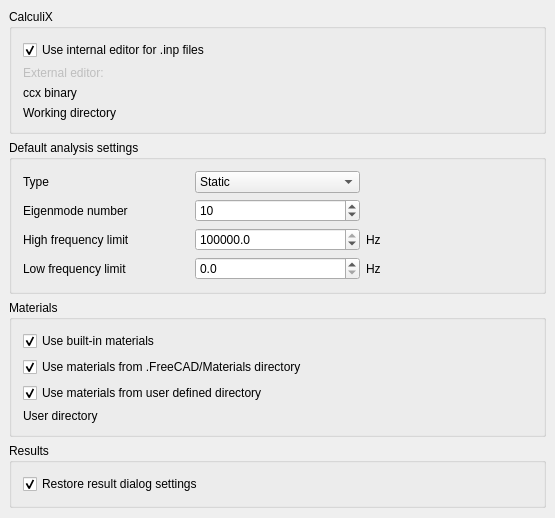
Above: src/Mod/Fem/Gui/DlgSettingsFem.ui from berndhahnebach/All_FreeCAD before the change. Below: the same form after it.
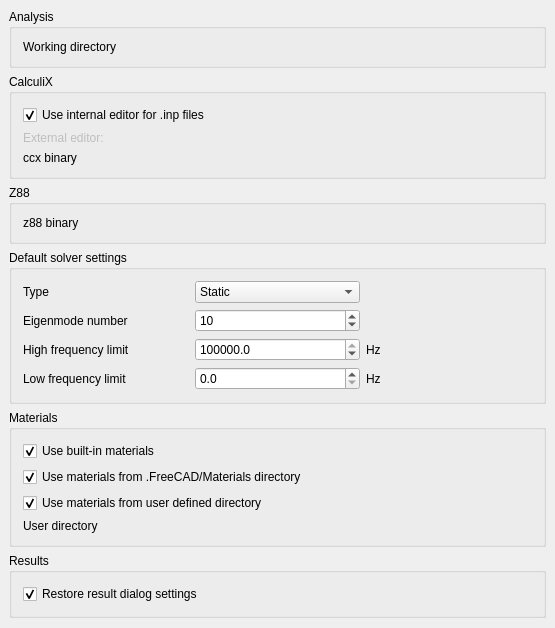
That is the form after the change. Icons and pictures are not drawn. Custom widgets are drawn as their Qt base class.

Commit message: FEM: Z88: add preference to set z88r binary path

The edit to the form file:
```diff
--- a/src/Mod/Fem/Gui/DlgSettingsFem.ui
+++ b/src/Mod/Fem/Gui/DlgSettingsFem.ui
@@ -7,7 +7,7 @@
     <x>0</x>
     <y>0</y>
     <width>555</width>
-    <height>518</height>
+    <height>628</height>
    </rect>
   </property>
   <property name="windowTitle">
@@ -22,6 +22,79 @@
    </property>
    <item row="1" column="0">
     <layout class="QVBoxLayout" name="verticalLayout_2">
+     <item>
+      <widget class="QGroupBox" name="gb_analysis">
+       <property name="sizePolicy">
+        <sizepolicy hsizetype="Preferred" vsizetype="Preferred">
+         <horstretch>0</horstretch>
+         <verstretch>0</verstretch>
+        </sizepolicy>
+       </property>
+       <property name="layoutDirection">
+        <enum>Qt::LeftToRight</enum>
+       </property>
+       <property name="title">
+        <string>Analysis</string>
+       </property>
+       <property name="alignment">
+        <set>Qt::AlignLeading|Qt::AlignLeft|Qt::AlignTop</set>
+       </property>
+       <layout class="QHBoxLayout" name="horizontalLayout_6">
+        <property name="sizeConstraint">
+         <enum>QLayout::SetNoConstraint</enum>
+        </property>
+        <item>
+         <layout class="QVBoxLayout" name="verticalLayout_9">
+          <item>
+           <layout class="QGridLayout" name="gl_analysis">
+            <item row="2" column="2">
+             <widget class="Gui::PrefFileChooser" name="fc_analysis_working_directory" native="true">
+              <property name="enabled">
+               <bool>true</bool>
+              </property>
+              <property name="sizePolicy">
+               <sizepolicy hsizetype="Preferred" vsizetype="Preferred">
+                <horstretch>0</horstretch>
+                <verstretch>0</verstretch>
+               </sizepolicy>
+              </property>
+              <property name="baseSize">
+               <size>
+                <width>0</width>
+                <height>0</height>
+               </size>
+              </property>
+              <property name="prefEntry" stdset="0">
+               <cstring>WorkingDir</cstring>
+              </property>
+              <property name="prefPath" stdset="0">
+               <cstring>Mod/Fem</cstring>
+              </property>
+             </widget>
+            </item>
+            <item row="2" column="0">
+             <widget class="QLabel" name="l_analysis_working_directory">
+              <property name="enabled">
+               <bool>true</bool>
+              </property>
+              <property name="minimumSize">
+               <size>
+                <width>100</width>
+                <height>0</height>
+               </size>
+              </property>
+              <property name="text">
+               <string>Working directory</string>
+              </property>
+             </widget>
+            </item>
+           </layout>
+          </item>
+         </layout>
+        </item>
+       </layout>
+      </widget>
+     </item>
      <item>
       <widget class="QGroupBox" name="gb_calculix">
        <property name="sizePolicy">
@@ -142,33 +215,58 @@
               </property>
              </widget>
             </item>
-            <item row="4" column="0">
-             <widget class="QLabel" name="l_ccx_working_directory">
-              <property name="enabled">
-               <bool>true</bool>
-              </property>
-              <property name="minimumSize">
-               <size>
-                <width>100</width>
-                <height>0</height>
-               </size>
-              </property>
-              <property name="text">
-               <string>Working directory</string>
-              </property>
-             </widget>
-            </item>
-            <item row="4" column="2">
-             <widget class="Gui::PrefFileChooser" name="fc_ccx_working_directory">
-              <property name="enabled">
-               <bool>true</bool>
-              </property>
+           </layout>
+          </item>
+         </layout>
+        </item>
+       </layout>
+      </widget>
+     </item>
+     <item>
+      <widget class="QGroupBox" name="gb_z88">
+       <property name="sizePolicy">
+        <sizepolicy hsizetype="Preferred" vsizetype="Preferred">
+         <horstretch>0</horstretch>
+         <verstretch>0</verstretch>
+        </sizepolicy>
+       </property>
+       <property name="layoutDirection">
+        <enum>Qt::LeftToRight</enum>
+       </property>
+       <property name="title">
+        <string>Z88</string>
+       </property>
+       <property name="alignment">
+        <set>Qt::AlignLeading|Qt::AlignLeft|Qt::AlignTop</set>
+       </property>
+       <layout class="QHBoxLayout" name="horizontalLayout_2">
+        <property name="sizeConstraint">
+         <enum>QLayout::SetNoConstraint</enum>
+        </property>
+        <item>
+         <layout class="QVBoxLayout" name="verticalLayout_8">
+          <item>
+           <layout class="QGridLayout" name="gl_z88">
+            <item row="2" column="2">
+             <widget class="Gui::PrefFileChooser" name="fc_z88_binary" native="true">
               <property name="sizePolicy">
                <sizepolicy hsizetype="Preferred" vsizetype="Preferred">
                 <horstretch>0</horstretch>
                 <verstretch>0</verstretch>
                </sizepolicy>
               </property>
+              <property name="minimumSize">
+               <size>
+                <width>0</width>
+                <height>0</height>
+               </size>
+              </property>
+              <property name="sizeIncrement">
+               <size>
+                <width>0</width>
+                <height>0</height>
+               </size>
+              </property>
               <property name="baseSize">
                <size>
                 <width>0</width>
@@ -186,6 +284,19 @@
               </property>
              </widget>
             </item>
+            <item row="2" column="0">
+             <widget class="QLabel" name="l_z88_binary">
+              <property name="minimumSize">
+               <size>
+                <width>100</width>
+                <height>0</height>
+               </size>
+              </property>
+              <property name="text">
+               <string>z88 binary</string>
+              </property>
+             </widget>
+            </item>
            </layout>
           </item>
          </layout>
@@ -196,7 +307,7 @@
      <item>
       <widget class="QGroupBox" name="gb_analysis_params">
        <property name="title">
-        <string>Default analysis settings</string>
+        <string>Default solver settings</string>
        </property>
        <layout class="QHBoxLayout" name="horizontalLayout_4">
         <item>
@@ -423,9 +534,6 @@
                 <height>0</height>
                </size>
               </property>
-              <property name="mode">
-               <enum>Gui::FileChooser::Directory</enum>
-              </property>
               <property name="prefEntry" stdset="0">
                <cstring>CustomMaterialsDir</cstring>
               </property>
```
Left out of the diff: 14 changed lines with no effect on the pictures. The commit also changes 2 other files.
